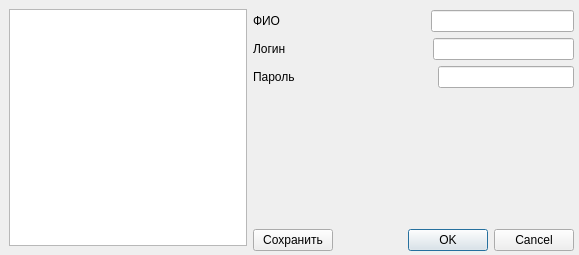
Qt form users.ui (nio-kun/timetable) before a commit.
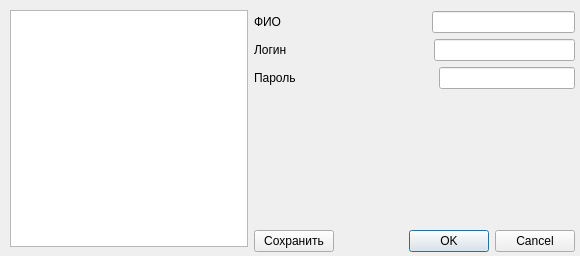
The same form after that commit.

Diff of the .ui file:
```diff
--- a/users.ui
+++ b/users.ui
@@ -6,8 +6,8 @@
    <rect>
     <x>0</x>
     <y>0</y>
-    <width>579</width>
-    <height>255</height>
+    <width>580</width>
+    <height>256</height>
    </rect>
   </property>
   <property name="windowTitle">
@@ -16,18 +16,18 @@
   <widget class="QListView" name="listView">
    <property name="geometry">
     <rect>
-     <x>9</x>
-     <y>9</y>
+     <x>10</x>
+     <y>10</y>
      <width>238</width>
      <height>237</height>
     </rect>
    </property>
   </widget>
-  <widget class="QWidget" name="">
+  <widget class="QWidget" name="layoutWidget">
    <property name="geometry">
     <rect>
-     <x>253</x>
-     <y>10</y>
+     <x>254</x>
+     <y>11</y>
      <width>321</width>
      <height>241</height>
     </rect>
```
Left out of the diff: 39 changed lines with no effect on the pictures.
